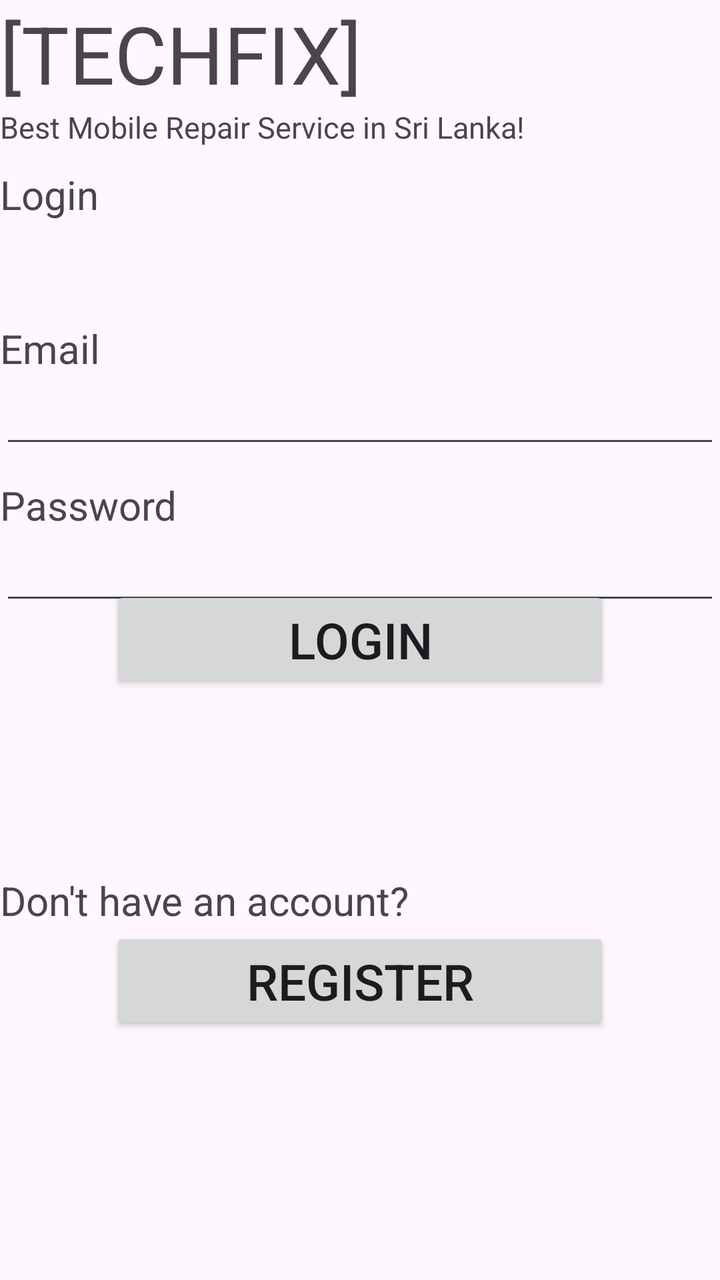
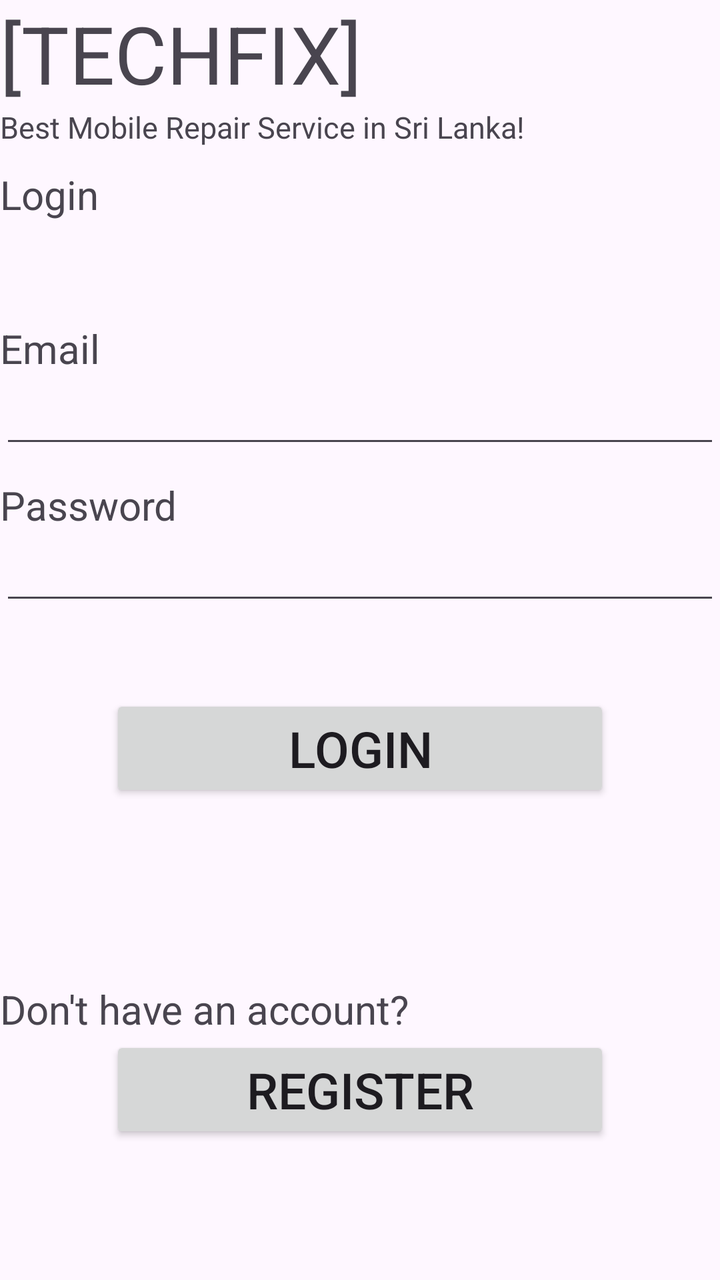

Two renders of the same Android screen: before a commit and after it. Below are the layout's source before the change and the commit's diff.
<!-- AndroidManifest.xml: application theme Theme.HNDSE261CourseworkTechFix -->
<!-- res/layout/activity_login.xml -->
<?xml version="1.0" encoding="utf-8"?>
<RelativeLayout xmlns:android="http://schemas.android.com/apk/res/android"
    xmlns:app="http://schemas.android.com/apk/res-auto"
    xmlns:tools="http://schemas.android.com/tools"
    android:id="@+id/main"
    android:layout_width="match_parent"
    android:layout_height="match_parent"
    android:layout_margin="10dp"
    tools:context=".activities.LoginActivity">

    <TextView
        android:layout_width="match_parent"
        android:layout_height="wrap_content"
        android:textSize="40dp"
        android:textAlignment="center"
        android:text="[TECHFIX]"
        android:id="@+id/txt_logo"
        />

    <TextView
        android:layout_width="match_parent"
        android:layout_height="wrap_content"
        android:textSize="15dp"
        android:textAlignment="center"
        android:text="Best Mobile Repair Service in Sri Lanka!"
        android:layout_below="@id/txt_logo"
        android:id="@+id/txt_tagline"
        />

    <TextView
        android:layout_marginTop="10dp"
        android:layout_width="match_parent"
        android:layout_height="wrap_content"
        android:textAlignment="center"
        android:textSize="20dp"
        android:text="Login"
        android:layout_below="@id/txt_tagline"
        android:id="@+id/txt_login"
        />
    
    <TextView
        android:layout_marginTop="50dp"
        android:layout_width="match_parent"
        android:layout_height="wrap_content"
        android:textAlignment="center"
        android:textSize="20dp"
        android:text="Email"
        android:layout_below="@id/txt_login"
        android:id="@+id/txt_email"
        />
    <EditText
        android:layout_width="match_parent"
        android:layout_height="wrap_content"
        android:textAlignment="center"
        android:text=""
        android:layout_below="@id/txt_email"
        android:id="@+id/edit_email"
        />
    <TextView
        android:layout_marginTop="10dp"
        android:layout_width="match_parent"
        android:layout_height="wrap_content"
        android:textAlignment="center"
        android:textSize="20dp"
        android:text="Password"
        android:layout_below="@id/edit_email"
        android:id="@+id/txt_login_password"
        />
    <EditText
        android:layout_width="match_parent"
        android:layout_height="wrap_content"
        android:textAlignment="center"
        android:text=""
        android:layout_below="@id/txt_login_password"
        android:id="@+id/edit_password"
        />

    <Button
        android:layout_width="250dp"
        android:layout_height="wrap_content"
        android:text="Login"
        android:textSize="25dp"
        android:layout_centerInParent="true"
        android:id="@+id/btn_login"/>

    <TextView
        android:layout_marginTop="90dp"
        android:layout_width="match_parent"
        android:layout_height="wrap_content"
        android:textAlignment="center"
        android:textSize="20dp"
        android:text="Don't have an account?"
        android:layout_below="@id/btn_login"
        android:id="@+id/txt_register"
        />
    <Button
        android:layout_width="250dp"
        android:layout_height="wrap_content"
        android:text="Register"
        android:textSize="25dp"
        android:layout_centerInParent="true"
        android:layout_below="@id/txt_register"
        android:id="@+id/btn_register"/>
</RelativeLayout>
<!-- resources referenced by this layout -->
<resources>
  <style name="Theme.HNDSE261CourseworkTechFix" parent="Base.Theme.HNDSE261CourseworkTechFix" />
  <style name="Base.Theme.HNDSE261CourseworkTechFix" parent="Theme.Material3.DayNight.NoActionBar">
          
          
      </style>
</resources>

<!-- the commit's change to res/layout/activity_login.xml (unified diff, before → after) -->
@@ -76,11 +76,13 @@
         />
 
     <Button
+        android:layout_marginTop="40dp"
         android:layout_width="250dp"
         android:layout_height="wrap_content"
         android:text="Login"
         android:textSize="25dp"
-        android:layout_centerInParent="true"
+        android:layout_centerHorizontal="true"
+        android:layout_below="@id/edit_password"
         android:id="@+id/btn_login"/>
 
     <TextView
@@ -98,7 +100,7 @@
         android:layout_height="wrap_content"
         android:text="Register"
         android:textSize="25dp"
-        android:layout_centerInParent="true"
+        android:layout_centerHorizontal="true"
         android:layout_below="@id/txt_register"
         android:id="@+id/btn_register"/>
 </RelativeLayout>
